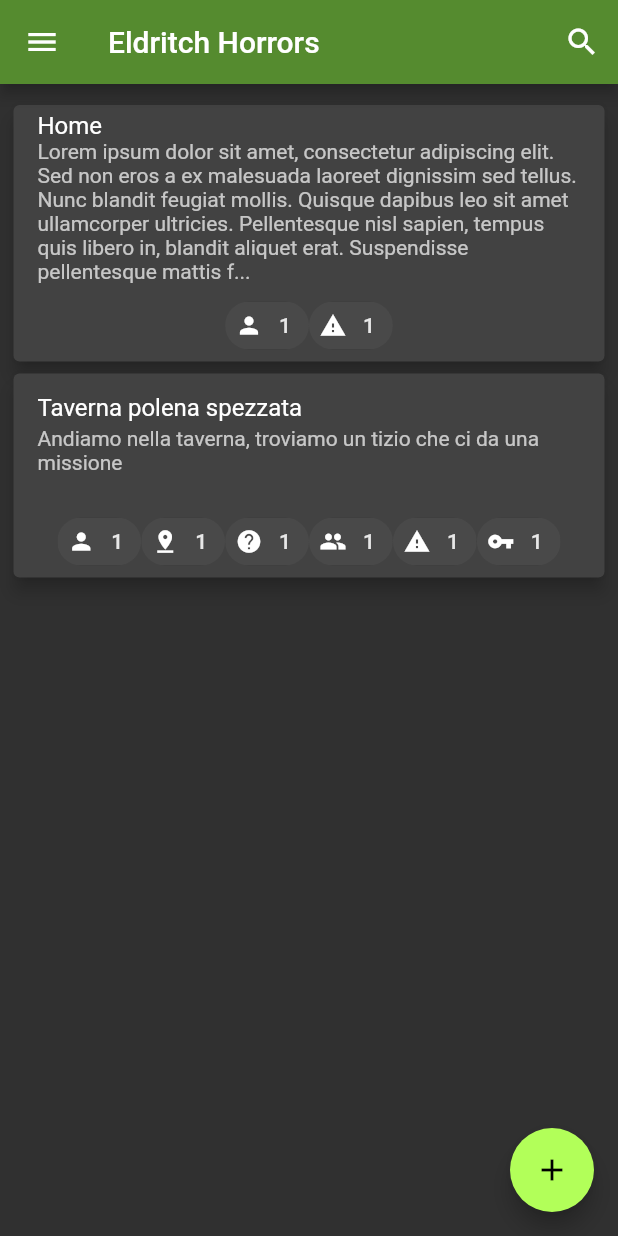
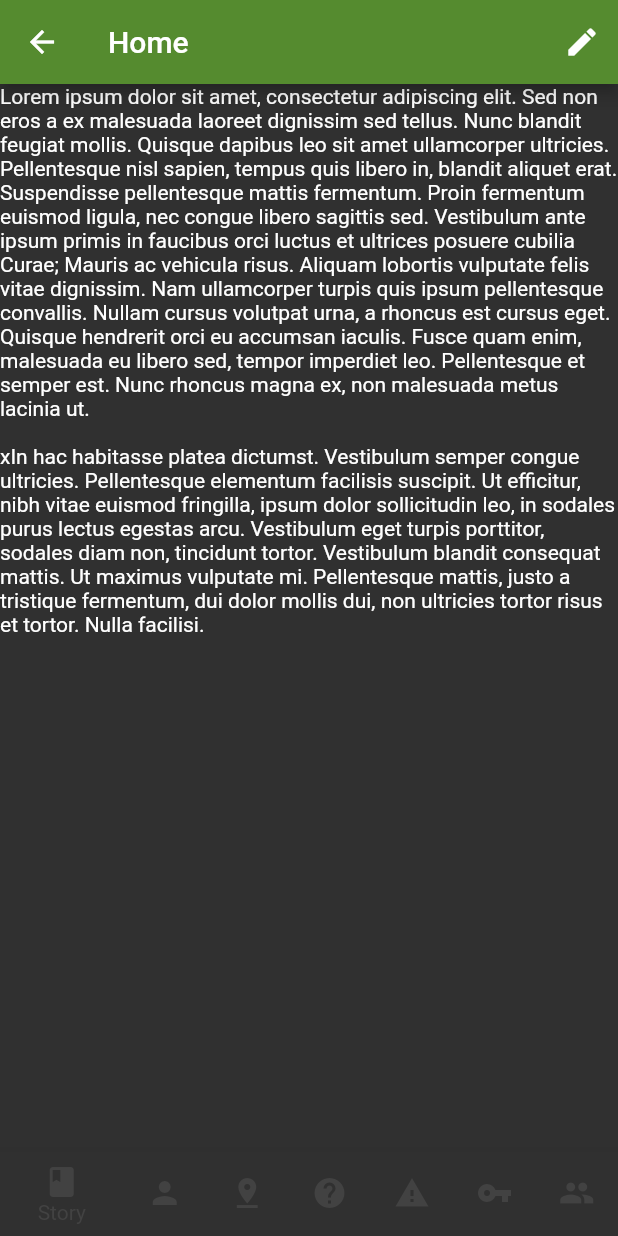
Before and after one commit to LukeDS-it/eternal-light-tome, a Flutter app: the StoryView screen opened directly with empty values, after a tap on "Home", on a phone screen of 412 x 824 dp. Run offline on Flutter 3.47's test engine with Material 2 defaults, Android fonts, the phone set to English and light mode, and no system bars; Roboto replaces fonts that are missing (Hind, Montserrat).

Commit message:
single chapter view

```diff
--- a/lib/data/repositories.dart
+++ b/lib/data/repositories.dart
@@ -9,7 +9,7 @@ Lorem ipsum dolor sit amet, consectetur adipiscing elit. Sed non eros a ex males
 
 xIn hac habitasse platea dictumst. Vestibulum semper congue ultricies. Pellentesque elementum facilisis suscipit. Ut efficitur, nibh vitae euismod fringilla, ipsum dolor sollicitudin leo, in sodales purus lectus egestas arcu. Vestibulum eget turpis porttitor, sodales diam non, tincidunt tortor. Vestibulum blandit consequat mattis. Ut maximus vulputate mi. Pellentesque mattis, justo a tristique fermentum, dui dolor mollis dui, non ultricies tortor risus et tortor. Nulla facilisi.
     """,
-        ["Cane"],
+        ["Cane", "Gigi"],
         null,
         null,
         null,
@@ -27,6 +27,10 @@ xIn hac habitasse platea dictumst. Vestibulum semper congue ultricies. Pellentes
 
   static List<ChapterVM> getChapters(int id)  {
     return _chapters;
+  }
+
+  static ChapterVM getChapter(int id) {
+    return _chapters[id];
   }
 }
 
--- /dev/null
+++ b/lib/ui/chapter-view.dart
@@ -0,0 +1,90 @@
+import 'package:elt/data/repositories.dart';
+import 'package:elt/ui/view-model.dart';
+import 'package:flutter/material.dart';
+
+import 'common-components.dart';
+
+class ChapterView extends StatefulWidget {
+  final int _chapterId;
+
+  ChapterView(this._chapterId);
+
+  @override
+  State<StatefulWidget> createState() {
+    return _ChapterState(_chapterId);
+  }
+}
+
+class _ChapterState extends State<ChapterView> {
+  ChapterVM _chapter;
+  List<Widget> _pages;
+
+  int _selected = 0;
+
+  _ChapterState._(this._chapter, this._pages);
+
+  factory _ChapterState(int id) {
+    var chapter = ChapterRepo.getChapter(id);
+    var pages = [
+      Text(chapter.story),
+      _listView(chapter.people),
+      _listView(chapter.places),
+      _listView(chapter.quests),
+      _listView(chapter.monsters),
+      _listView(chapter.items),
+      _listView(chapter.folks)
+    ];
+    return _ChapterState._(chapter, pages);
+  }
+
+  static Widget _listView(List<String> list) {
+    if (list == null) {
+      return ListView(children: <Widget>[ListTile(title: Text("No items"))]);
+    } else {
+      return ListView.builder(
+          itemCount: list.length,
+          itemBuilder: (context, position) {
+            return ListTile(title: Text(list[position]));
+          });
+    }
+  }
+
+  @override
+  Widget build(BuildContext context) {
+    return Scaffold(
+      appBar: AppBar(
+        title: Text(_chapter.place),
+        actions: <Widget>[
+          IconButton(
+            icon: Icon(Icons.edit),
+            onPressed: () {},
+          )
+        ],
+      ),
+      body: _pages.elementAt(_selected),
+      bottomNavigationBar: BottomNavigationBar(
+          currentIndex: _selected,
+          onTap: (index) {
+            setState(() {
+              _selected = index;
+            });
+          },
+          items: <BottomNavigationBarItem>[
+            BottomNavigationBarItem(
+                icon: CommonIcons.STORY_ICON, title: Text("Story")),
+            BottomNavigationBarItem(
+                icon: CommonIcons.CHARACTER_ICON, title: Text("Characters")),
+            BottomNavigationBarItem(
+                icon: CommonIcons.PLACE_ICON, title: Text("Places")),
+            BottomNavigationBarItem(
+                icon: CommonIcons.QUEST_ICON, title: Text("Quests")),
+            BottomNavigationBarItem(
+                icon: CommonIcons.MONSTER_ICON, title: Text("Monsters")),
+            BottomNavigationBarItem(
+                icon: CommonIcons.ITEM_ICON, title: Text("Items")),
+            BottomNavigationBarItem(
+                icon: CommonIcons.FOLK_ICON, title: Text("Folks")),
+          ]),
+    );
+  }
+}
--- a/lib/ui/story-view.dart
+++ b/lib/ui/story-view.dart
@@ -2,6 +2,7 @@ import 'package:elt/data/repositories.dart';
 import 'package:elt/ui/view-model.dart';
 import 'package:flutter/material.dart';
 
+import 'chapter-view.dart';
 import 'common-components.dart';
 
 class StoryView extends StatefulWidget {
@@ -52,7 +53,10 @@ class _StoryState extends State<StoryView> {
                 : chapter.story;
             return GestureDetector(
                 onTap: () {
-                  print("Open full chapter view");
+                  Navigator.push(
+                      context,
+                      MaterialPageRoute(
+                          builder: (context) => ChapterView(chapter.id)));
                 },
                 child: Card(
                   elevation: 5,
@@ -64,6 +68,7 @@ class _StoryState extends State<StoryView> {
                         isThreeLine: true,
                       ),
                       Wrap(
+                        spacing: 8,
                         children: _getChips(chapter),
                       ),
                     ],
```
